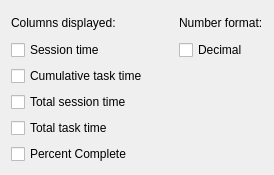
Old version of the form ktimetracker/cfgdisplay.ui in the repository chusopr/kdepim-ktimetracker-akonadi.
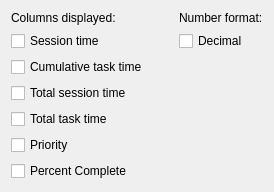
New version of the form.

Commit message: * New column: Priority with context menu for changing it * TaskView::firstChild, Task::firstChild and Task::nextSibling were error-prone, so I replaced them with QTreeWidget, QTreeWidgetItem specific methods

Patch:
```diff
--- a/ktimetracker/cfgdisplay.ui
+++ b/ktimetracker/cfgdisplay.ui
@@ -60,6 +60,13 @@
     </widget>
    </item>
    <item row="5" column="0" colspan="2" >
+     <widget class="QCheckBox" name="kcfg_displayPriority" >
+       <property name="text" >
+         <string>Priority</string>
+       </property>
+     </widget>
+   </item>
+   <item row="6" column="0" colspan="2" >
     <widget class="QCheckBox" name="kcfg_displayPercentComplete" >
      <property name="text" >
       <string>Percent Complete</string>
```
The commit also changes 10 other files.
